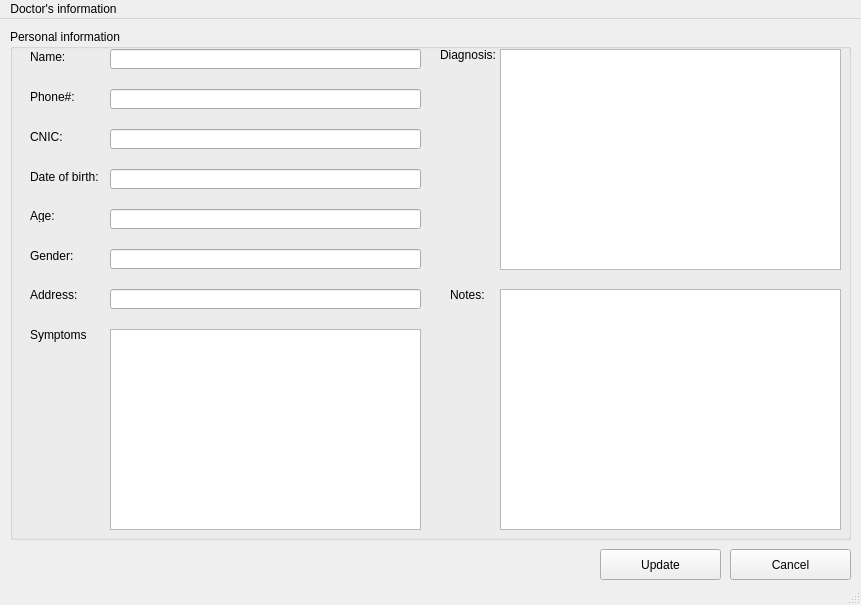
Qt form Screens/Doctor UpdateAppointment.ui (RaahimHash/DBMS-Project-UHU-Clinic) before a commit.
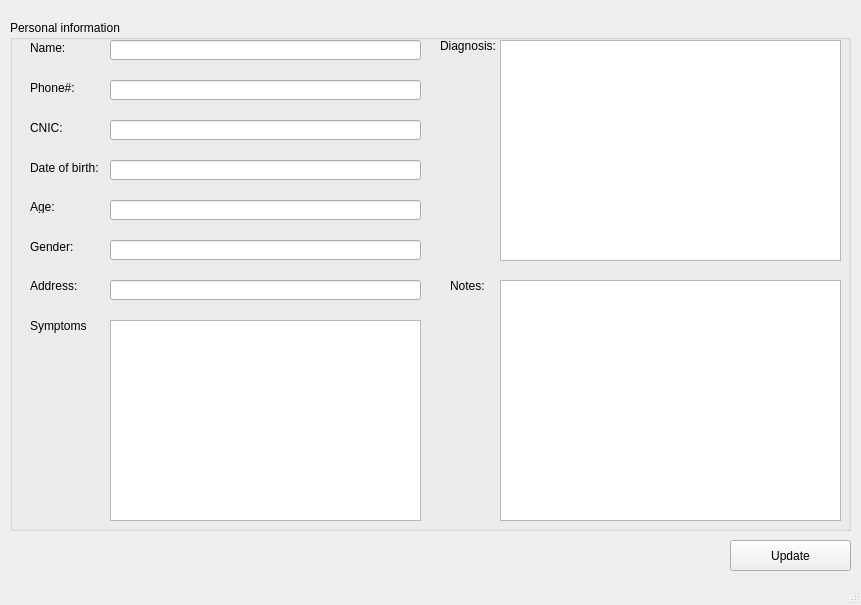
The same form after that commit.

The edit to the form file:
```diff
--- a/Screens/Doctor UpdateAppointment.ui
+++ b/Screens/Doctor UpdateAppointment.ui
@@ -18,7 +18,7 @@
     <property name="geometry">
      <rect>
       <x>10</x>
-      <y>10</y>
+      <y>20</y>
       <width>841</width>
       <height>511</height>
      </rect>
@@ -278,24 +278,11 @@
      </property>
     </widget>
    </widget>
-   <widget class="QPushButton" name="pushCancel">
-    <property name="geometry">
-     <rect>
-      <x>730</x>
-      <y>530</y>
-      <width>121</width>
-      <height>31</height>
-     </rect>
-    </property>
-    <property name="text">
-     <string>Cancel</string>
-    </property>
-   </widget>
    <widget class="QPushButton" name="pushUpdate">
     <property name="geometry">
      <rect>
-      <x>600</x>
-      <y>530</y>
+      <x>730</x>
+      <y>540</y>
       <width>121</width>
       <height>31</height>
      </rect>
@@ -305,22 +292,6 @@
     </property>
    </widget>
   </widget>
-  <widget class="QMenuBar" name="menubar">
-   <property name="geometry">
-    <rect>
-     <x>0</x>
-     <y>0</y>
-     <width>861</width>
-     <height>21</height>
-    </rect>
-   </property>
-   <widget class="QMenu" name="menuScreen7">
-    <property name="title">
-     <string>Doctor's information</string>
-    </property>
-   </widget>
-   <addaction name="menuScreen7"/>
-  </widget>
   <widget class="QStatusBar" name="statusbar"/>
  </widget>
  <resources/>
```
Left out of the diff: 6 changed lines with no effect on the pictures.
